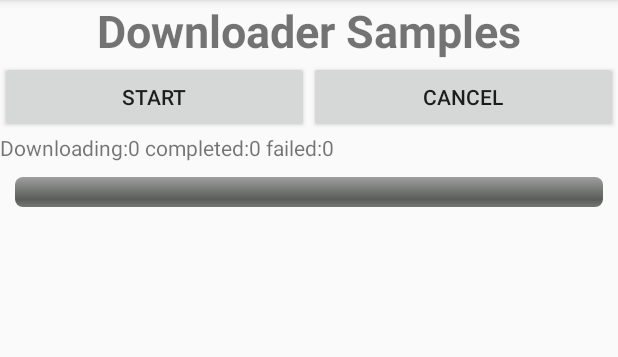
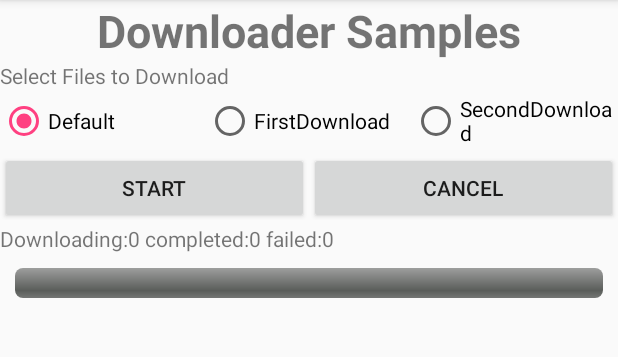
Before and after one commit to dhivadeekshi/MyAndroidSamples, an Android app: the DownloaderActivity screen opened directly, with no data from a screen before it, on a phone screen of 412 x 824 dp, the part 84-441 px from its top. Run offline under Robolectric (Android 15) with nearby library versions, the phone set to English and light mode, and no system bars; libraries missing offline, so code that uses them is left out: com.crashlytics.android.

Commit message:
Updated Downloader Activity
Added option to download multiple list

```diff
--- a/app/src/main/java/com/dhivakar/mysamples/download/DownloaderActivity.java
+++ b/app/src/main/java/com/dhivakar/mysamples/download/DownloaderActivity.java
@@ -5,6 +5,7 @@ import android.os.Build;
 import android.os.Bundle;
 import android.view.View;
 import android.widget.ProgressBar;
+import android.widget.RadioButton;
 import android.widget.TextView;
 
 import com.dhivakar.mysamples.BaseAppCompatActivity;
@@ -62,14 +63,24 @@ public class DownloaderActivity extends BaseAppCompatActivity {
     }
 
     private ArrayList<DownloaderInfo> downloaderInfos = new ArrayList<>();
+    private String serverurl = "";
     @Override
     protected void onCreate(Bundle savedInstanceState) {
         super.onCreate(savedInstanceState);
         setContentView(R.layout.activity_downloader);
 
         instance = this;
+
+        SetDefaultUI();
+        FetchServerUrl();
         PopulateDownloaderInfo();
-        UpdateDownloadCountUI();
+        UpdateUI();
+    }
+
+    private void FetchServerUrl()
+    {
+        ArrayList<String> server = LoadFileToDownload(R.raw.serverurl);
+        serverurl = server != null && !server.get(0).isEmpty() ? server.get(0) : "";
     }
 
     private void PopulateDownloaderInfo()
@@ -82,12 +93,20 @@ public class DownloaderActivity extends BaseAppCompatActivity {
         // SecondDownload.txt
         // SecondDownload.json
         // SecondDownload_Android.json
-        ArrayList<String> server = LoadFileToDownload(R.raw.serverurl);
-        String serverurl = server != null && !server.get(0).isEmpty() ? server.get(0) : "";
 
-        //PopulateFirstDownload(serverurl);
-        //PopulateSecondDownload(serverurl);
-        PopulateDownloaderInfo(serverurl, R.raw.downloadlist);
+        downloaderInfos = new ArrayList<>();
+        // Populate as per the toggle selected
+        switch (downloadFilesIndex) {
+            case 1: // firstDownload
+                PopulateFirstDownload(serverurl);
+                break;
+            case 2: // secondDownload
+                PopulateSecondDownload(serverurl);
+                break;
+            default:
+                PopulateDownloaderInfo(serverurl, R.raw.downloadlist);
+                break;
+        }
     }
 
     private void PopulateFirstDownload(String serverurl)
@@ -141,7 +160,7 @@ public class DownloaderActivity extends BaseAppCompatActivity {
         return downloadList;
     }
 
-    private void UpdateDownloadCountUI()
+    private void UpdateUI()
     {
         runOnUiThread(new Runnable() {
             @Override
@@ -171,6 +190,12 @@ public class DownloaderActivity extends BaseAppCompatActivity {
         });
     }
 
+    private void SetDefaultUI()
+    {
+        RadioButton defaultDownload = (RadioButton) findViewById(R.id.radioButtonDefault);
+        defaultDownload.setChecked(true);
+    }
+
     @Override
     public void onClick(View v) {
         super.onClick(v);
@@ -179,7 +204,18 @@ public class DownloaderActivity extends BaseAppCompatActivity {
         {
             case R.id.buttonStartDownload: StartDownload(); break;
             case R.id.buttonCancelDownload: CancelDownload(); break;
+
+            case R.id.radioButtonDefault: SetDownloadIndex(v, 0); break;
+            case R.id.radioButtonFirstDownload: SetDownloadIndex(v, 1); break;
+            case R.id.radioButtonSecondDownload: SetDownloadIndex(v, 2); break;
         }
+    }
+
+    private int downloadFilesIndex = 0;
+    private void SetDownloadIndex(View radioView, int index) {
+        if(((RadioButton)radioView).isChecked())
+            downloadFilesIndex = index;
+        LogUtils.d(this, "SetDownloadIndex : "+((RadioButton)radioView).getText());
     }
 
     NativeDownloadManager downloadManager = null;
@@ -189,10 +225,13 @@ public class DownloaderActivity extends BaseAppCompatActivity {
             return;
         if(downloadManager == null)
             downloadManager = new NativeDownloadManager();
+
+        PopulateDownloaderInfo();
+
         downloadingCount = 0;
         downloadCompletedCount = 0;
         downloadFailedCount = 0;
-        UpdateDownloadCountUI();
+        UpdateUI();
 
         if(downloaderInfos != null)
         {
@@ -204,9 +243,9 @@ public class DownloaderActivity extends BaseAppCompatActivity {
                         download.downloadSuccess = false;
                         download.downloadComplete = false;
                         download.fileReference = downloadManager.StartDownload(download.fileUrl, download.fileName, download.destination);
-                        LogUtils.d("DownloadSize","downloadSize = "+downloadManager.GetDownloadedSize(download.fileReference)+" fileSize:"+downloadManager.GetFileSize(download.fileReference) );
+                        //LogUtils.d("DownloadSize","downloadSize = "+downloadManager.GetDownloadedSize(download.fileReference)+" fileSize:"+downloadManager.GetFileSize(download.fileReference) );
                         downloadingCount++;
-                        UpdateDownloadCountUI();
+                        UpdateUI();
                     }
                 }
             }).start();
@@ -216,7 +255,7 @@ public class DownloaderActivity extends BaseAppCompatActivity {
     private void CancelDownload()
     {
         downloadingCount = 0;
-        UpdateDownloadCountUI();
+        UpdateUI();
         if(downloadManager != null && downloaderInfos != null)
         {
             for (DownloaderInfo download :
@@ -245,7 +284,7 @@ public class DownloaderActivity extends BaseAppCompatActivity {
                         if(status) downloadCompletedCount++;
                         else downloadFailedCount++;
                         downloadingCount--;
-                        UpdateDownloadCountUI();
+                        UpdateUI();
                         break;
                     }
                 }
--- a/app/src/main/res/layout/activity_downloader.xml
+++ b/app/src/main/res/layout/activity_downloader.xml
@@ -18,6 +18,37 @@
             android:textSize="30sp"
             android:textStyle="bold"/>
 
+        <TextView
+            android:layout_width="match_parent"
+            android:layout_height="wrap_content"
+            android:text="Select Files to Download"/>
+        <RadioGroup
+            android:layout_width="match_parent"
+            android:layout_height="wrap_content"
+            android:orientation="horizontal">
+            <RadioButton
+                android:layout_width="match_parent"
+                android:layout_height="match_parent"
+                android:text="Default"
+                android:id="@+id/radioButtonDefault"
+                android:layout_weight="1"
+                android:onClick="onClick"/>
+            <RadioButton
+                android:layout_width="match_parent"
+                android:layout_height="match_parent"
+                android:text="FirstDownload"
+                android:id="@+id/radioButtonFirstDownload"
+                android:layout_weight="1"
+                android:onClick="onClick"/>
+            <RadioButton
+                android:layout_width="match_parent"
+                android:layout_height="match_parent"
+                android:text="SecondDownload"
+                android:id="@+id/radioButtonSecondDownload"
+                android:layout_weight="1"
+                android:onClick="onClick"/>
+
+        </RadioGroup>
         <LinearLayout
             android:layout_width="match_parent"
             android:layout_height="wrap_content"
```
